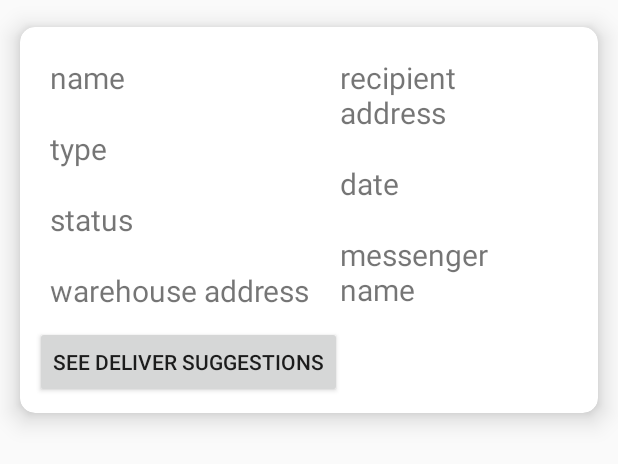
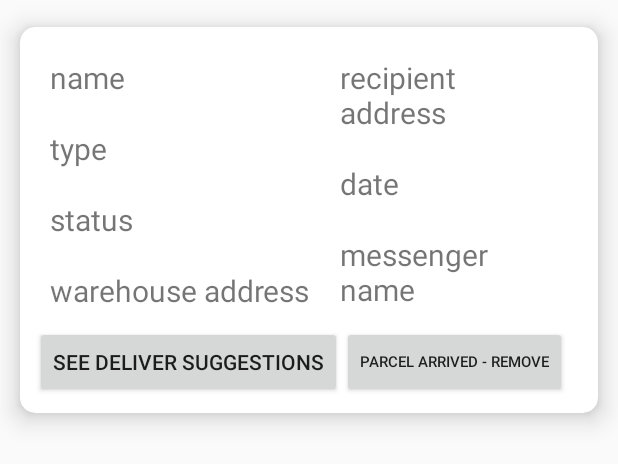
Before and after one commit to YB5/socialParcelDistribution_user, an Android app: the layout parcel_cell.xml on its own in the app's theme, with its tools: preview values and no code run, on a phone screen of 412 x 824 dp. Shown: the top 464 px of the screen. Run offline under Robolectric (Android 15) with nearby library versions, the phone set to English and light mode, and no system bars.

Commit message:
arrived parcel

```diff
--- a/app/src/main/java/com/example/socialparceldistribution_user/ui/user_parcels/UserParcelsViewModel.java
+++ b/app/src/main/java/com/example/socialparceldistribution_user/ui/user_parcels/UserParcelsViewModel.java
@@ -31,4 +31,7 @@ public class UserParcelsViewModel extends AndroidViewModel {
     public void updateParcels(Parcel parcel) {
         parcelRepository.updateParcel(parcel);
     }
+    public void arrivedParcel(Parcel parcel) {
+        parcelRepository.arrivedParcel(parcel);
+    }
 }
--- a/app/src/main/res/layout/parcel_cell.xml
+++ b/app/src/main/res/layout/parcel_cell.xml
@@ -8,11 +8,11 @@
     app:cardElevation="10dp"
     app:cardUseCompatPadding="true"
     app:contentPadding="10dp">
+
     <LinearLayout
         android:layout_width="match_parent"
         android:layout_height="match_parent"
-        android:orientation="vertical"
-        >
+        android:orientation="vertical">
 
 
         <LinearLayout
@@ -20,10 +20,12 @@
             android:layout_height="match_parent"
             android:layout_gravity="center"
             android:orientation="horizontal">
+
             <LinearLayout
                 android:layout_width="match_parent"
                 android:layout_height="wrap_content"
                 android:orientation="vertical">
+
                 <TextView
                     android:id="@+id/recipient_name_tv"
                     android:layout_width="wrap_content"
@@ -48,6 +50,7 @@
                     android:layout_margin="10dp"
                     android:text="status"
                     android:textSize="20sp" />
+
                 <TextView
                     android:id="@+id/warehouseAddressTv"
                     android:layout_width="wrap_content"
@@ -63,6 +66,7 @@
                 android:layout_width="match_parent"
                 android:layout_height="wrap_content"
                 android:orientation="vertical">
+
                 <TextView
                     android:id="@+id/recipientAddressTv"
                     android:layout_width="wrap_content"
@@ -91,16 +95,24 @@
         </LinearLayout>
 
         <LinearLayout
-            android:layout_width="wrap_content"
+            android:layout_width="match_parent"
             android:layout_height="wrap_content"
             android:orientation="horizontal">
 
             <Button
+                android:id="@+id/bt_see_suggestions"
                 android:layout_width="wrap_content"
                 android:layout_height="wrap_content"
-                android:text="@string/seeSuggestions"
-                android:id="@+id/bt_see_suggestions"/>
+                android:layout_gravity="start|center"
+                android:text="@string/seeSuggestions" />
 
+            <Button
+                android:id="@+id/bt_arrivedParcel"
+                android:layout_width="wrap_content"
+                android:layout_height="wrap_content"
+                android:layout_gravity="end|center"
+                android:text="@string/arrivedParcel"
+                android:textSize="10sp" />
 
         </LinearLayout>
 
--- a/app/src/main/res/values/strings.xml
+++ b/app/src/main/res/values/strings.xml
@@ -34,4 +34,5 @@
     <string name="cancellation">Cancellation of Volunteering</string>
     <string name="enter_phone">enter phone</string>
     <string name="seeSuggestions">see deliver suggestions</string>
+    <string name="arrivedParcel">parcel arrived - remove</string>
 </resources>
```
Also changed, not shown: app/src/main/java/com/example/socialparceldistribution_user/Data/ParcelDataSource.java (+26 -5 lines), app/src/main/java/com/example/socialparceldistribution_user/MainActivity.java (+11 -1 lines), app/src/main/java/com/example/socialparceldistribution_user/ui/user_parcels/UserParcelsFragment.java (+51 -6 lines), app/src/main/java/com/example/socialparceldistribution_user/ui/user_parcels/UserRecyclerViewAdapter.java (+13 -5 lines).
